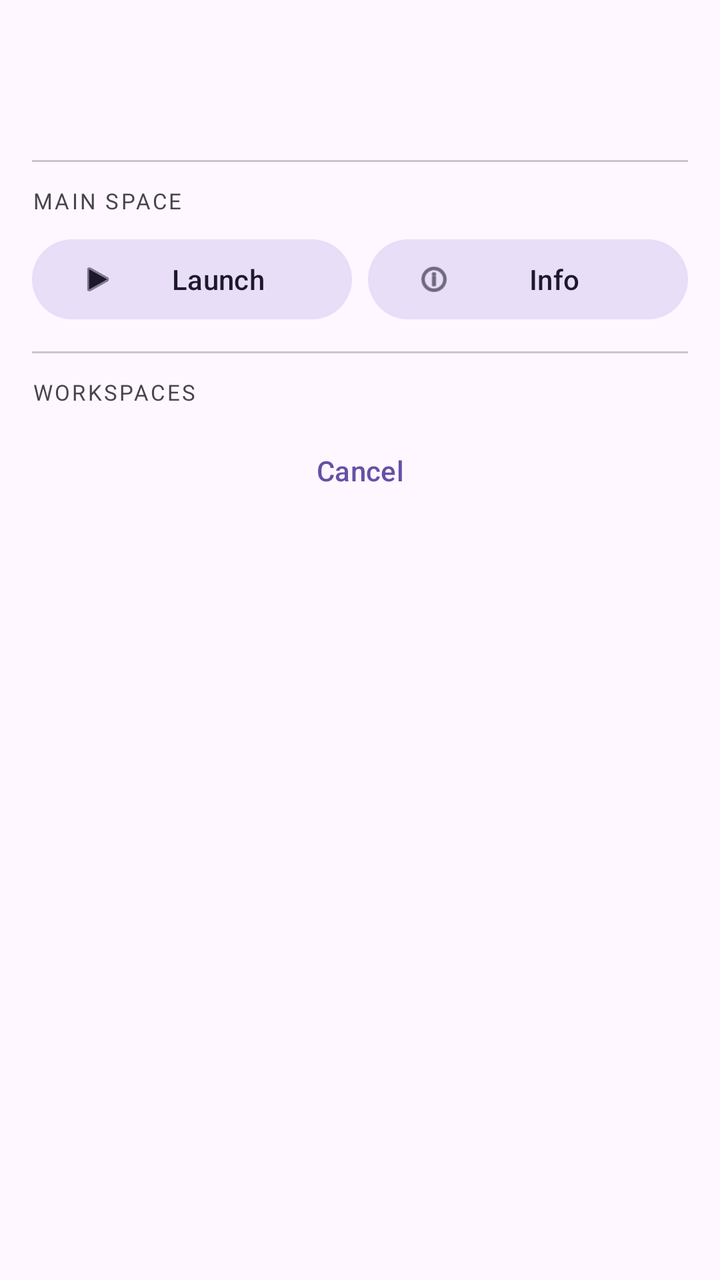
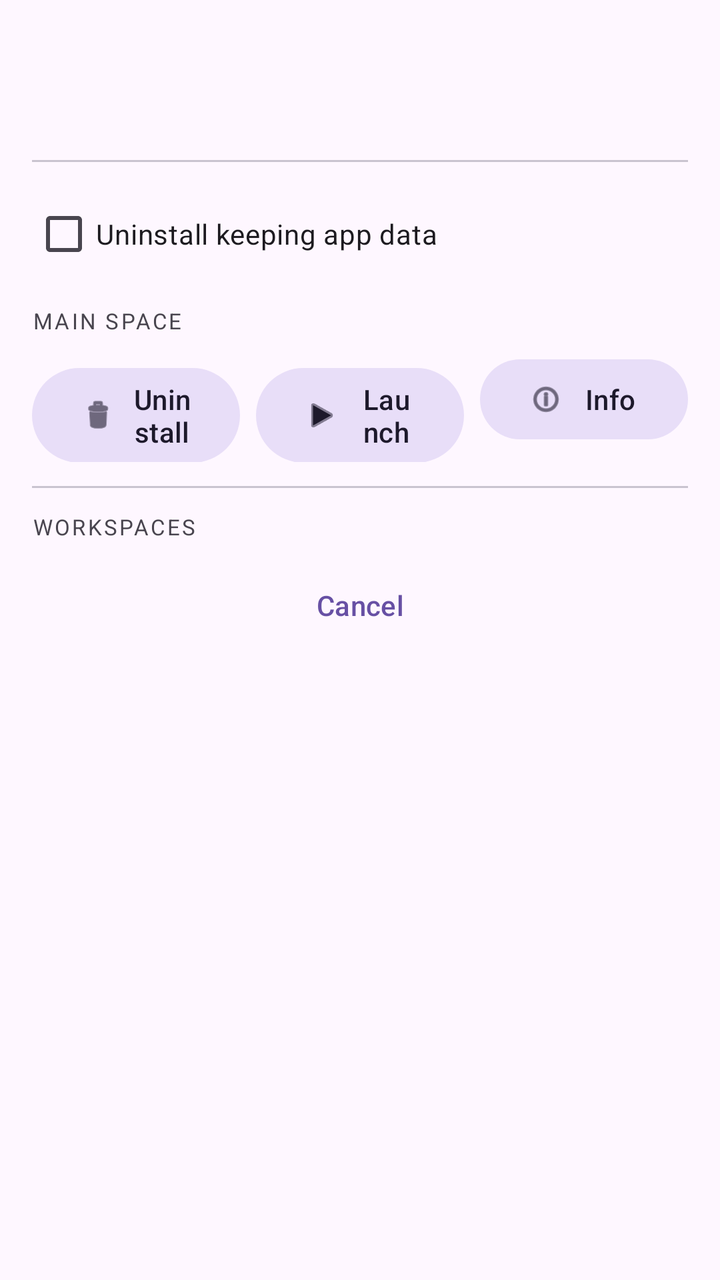

The first picture is an Android layout as it rendered before a commit; the second is the same layout after the commit. The layout source and the unified diff follow.
<!-- AndroidManifest.xml: application theme Theme.AppDual -->
<!-- res/layout/bottom_sheet_app_actions.xml -->
<?xml version="1.0" encoding="utf-8"?>
<androidx.core.widget.NestedScrollView
    xmlns:android="http://schemas.android.com/apk/res/android"
    xmlns:app="http://schemas.android.com/apk/res-auto"
    android:layout_width="match_parent"
    android:layout_height="wrap_content">

    <LinearLayout
        android:layout_width="match_parent"
        android:layout_height="wrap_content"
        android:orientation="vertical"
        android:padding="16dp">

        
        <LinearLayout
            android:layout_width="match_parent"
            android:layout_height="wrap_content"
            android:orientation="horizontal"
            android:gravity="center_vertical"
            android:paddingBottom="16dp">

            <ImageView
                android:id="@+id/ivAppIcon"
                android:layout_width="48dp"
                android:layout_height="48dp"
                android:contentDescription="@string/app_icon" />

            <LinearLayout
                android:layout_width="0dp"
                android:layout_height="wrap_content"
                android:layout_weight="1"
                android:orientation="vertical"
                android:layout_marginStart="16dp">

                <TextView
                    android:id="@+id/tvAppName"
                    android:layout_width="wrap_content"
                    android:layout_height="wrap_content"
                    android:textSize="16sp"
                    android:textStyle="bold"
                    android:textColor="?android:textColorPrimary" />

                <TextView
                    android:id="@+id/tvPackageName"
                    android:layout_width="wrap_content"
                    android:layout_height="wrap_content"
                    android:textSize="12sp"
                    android:textColor="?android:textColorSecondary"
                    android:layout_marginTop="4dp" />

            </LinearLayout>

        </LinearLayout>

        <com.google.android.material.divider.MaterialDivider
            android:layout_width="match_parent"
            android:layout_height="wrap_content"
            android:layout_marginBottom="12dp" />

        
        <TextView
            android:layout_width="wrap_content"
            android:layout_height="wrap_content"
            android:text="@string/main_space"
            android:textSize="11sp"
            android:textColor="?android:textColorSecondary"
            android:textAllCaps="true"
            android:letterSpacing="0.1"
            android:layout_marginBottom="8dp" />

        <LinearLayout
            android:layout_width="match_parent"
            android:layout_height="wrap_content"
            android:orientation="horizontal">

            <com.google.android.material.button.MaterialButton
                android:id="@+id/btnLaunchMain"
                android:layout_width="0dp"
                android:layout_height="wrap_content"
                android:layout_weight="1"
                android:text="@string/launch"
                app:icon="@android:drawable/ic_media_play"
                style="@style/Widget.Material3.Button.TonalButton" />

            <Space android:layout_width="8dp" android:layout_height="1dp" />

            <com.google.android.material.button.MaterialButton
                android:id="@+id/btnAppInfoMain"
                android:layout_width="0dp"
                android:layout_height="wrap_content"
                android:layout_weight="1"
                android:text="@string/info"
                app:icon="@android:drawable/ic_menu_info_details"
                style="@style/Widget.Material3.Button.TonalButton" />

        </LinearLayout>

        <com.google.android.material.divider.MaterialDivider
            android:layout_width="match_parent"
            android:layout_height="wrap_content"
            android:layout_marginTop="12dp"
            android:layout_marginBottom="12dp" />

        
        <TextView
            android:layout_width="wrap_content"
            android:layout_height="wrap_content"
            android:text="@string/workspaces"
            android:textSize="11sp"
            android:textColor="?android:textColorSecondary"
            android:textAllCaps="true"
            android:letterSpacing="0.1"
            android:layout_marginBottom="4dp" />

        
        <LinearLayout
            android:id="@+id/layoutWorkspaceActions"
            android:layout_width="match_parent"
            android:layout_height="wrap_content"
            android:orientation="vertical" />

        
        <TextView
            android:id="@+id/tvNoWorkspaces"
            android:layout_width="match_parent"
            android:layout_height="wrap_content"
            android:text="@string/no_workspaces_hint"
            android:textAlignment="center"
            android:textColor="?android:textColorSecondary"
            android:textSize="13sp"
            android:padding="12dp"
            android:visibility="gone" />

        
        <LinearLayout
            android:id="@+id/layoutProgress"
            android:layout_width="match_parent"
            android:layout_height="wrap_content"
            android:orientation="horizontal"
            android:gravity="center_vertical"
            android:padding="8dp"
            android:visibility="gone">

            <com.google.android.material.progressindicator.CircularProgressIndicator
                android:layout_width="wrap_content"
                android:layout_height="wrap_content"
                android:indeterminate="true"
                app:indicatorSize="24dp" />

            <TextView
                android:id="@+id/tvProgressText"
                android:layout_width="wrap_content"
                android:layout_height="wrap_content"
                android:text="@string/processing"
                android:textColor="?android:textColorSecondary"
                android:layout_marginStart="12dp" />

        </LinearLayout>

        
        <com.google.android.material.button.MaterialButton
            android:id="@+id/btnCancel"
            android:layout_width="match_parent"
            android:layout_height="wrap_content"
            android:layout_marginTop="4dp"
            android:text="@string/cancel"
            style="@style/Widget.Material3.Button.TextButton" />

    </LinearLayout>

</androidx.core.widget.NestedScrollView>
<!-- resources referenced by this layout -->
<resources>
  <string name="app_icon">App Icon</string>
  <string name="cancel">Cancel</string>
  <string name="info">Info</string>
  <string name="launch">Launch</string>
  <string name="main_space">Main Space</string>
  <string name="no_workspaces_hint">No workspaces found. Create one in Settings → Managed Workspaces.</string>
  <string name="processing">Processing…</string>
  <string name="workspaces">Workspaces</string>
  <style name="Theme.AppDual" parent="Base.Theme.AppDual" />
  <style name="Base.Theme.AppDual" parent="Theme.Material3.DayNight.NoActionBar">
          <item name="android:windowLightStatusBar">true</item>
      </style>
</resources>

<!-- the commit's change to res/layout/bottom_sheet_app_actions.xml (unified diff, before → after) -->
@@ -58,6 +58,15 @@
             android:layout_marginBottom="12dp" />
 
         
+        <com.google.android.material.checkbox.MaterialCheckBox
+            android:id="@+id/cbKeepData"
+            android:layout_width="match_parent"
+            android:layout_height="wrap_content"
+            android:text="@string/keep_app_data"
+            android:textSize="14sp"
+            android:layout_marginBottom="12dp" />
+
+        
         <TextView
             android:layout_width="wrap_content"
             android:layout_height="wrap_content"
@@ -72,6 +81,17 @@
             android:layout_width="match_parent"
             android:layout_height="wrap_content"
             android:orientation="horizontal">
+
+            <com.google.android.material.button.MaterialButton
+                android:id="@+id/btnUninstallMain"
+                android:layout_width="0dp"
+                android:layout_height="wrap_content"
+                android:layout_weight="1"
+                android:text="@string/uninstall"
+                app:icon="@android:drawable/ic_menu_delete"
+                style="@style/Widget.Material3.Button.TonalButton" />
+
+            <Space android:layout_width="8dp" android:layout_height="1dp" />
 
             <com.google.android.material.button.MaterialButton
                 android:id="@+id/btnLaunchMain"
<!-- resource entries referenced after the edit -->
@@ -3,10 +3,12 @@
   <string name="app_icon">App Icon</string>
   <string name="cancel">Cancel</string>
   <string name="info">Info</string>
+  <string name="keep_app_data">Uninstall keeping app data</string>
   <string name="launch">Launch</string>
   <string name="main_space">Main Space</string>
   <string name="no_workspaces_hint">No workspaces found. Create one in Settings → Managed Workspaces.</string>
   <string name="processing">Processing…</string>
+  <string name="uninstall">Uninstall</string>
   <string name="workspaces">Workspaces</string>
   <style name="Theme.AppDual" parent="Base.Theme.AppDual" />
   <style name="Base.Theme.AppDual" parent="Theme.Material3.DayNight.NoActionBar">
